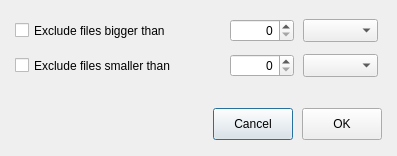
Old version of the form Source/MEGASync/gui/linux/SizeLimitDialog.ui in the repository meganz/MEGAsync.
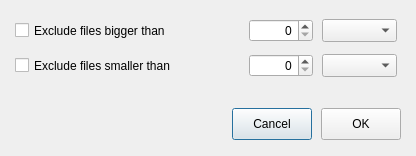
New version of the form.

```diff
--- a/Source/MEGASync/gui/linux/SizeLimitDialog.ui
+++ b/Source/MEGASync/gui/linux/SizeLimitDialog.ui
@@ -6,7 +6,7 @@
    <rect>
     <x>0</x>
     <y>0</y>
-    <width>397</width>
+    <width>416</width>
     <height>156</height>
    </rect>
   </property>
@@ -18,13 +18,13 @@
   </property>
   <property name="minimumSize">
    <size>
-    <width>397</width>
+    <width>416</width>
     <height>156</height>
    </size>
   </property>
   <property name="maximumSize">
    <size>
-    <width>397</width>
+    <width>416</width>
     <height>156</height>
    </size>
   </property>
@@ -90,13 +90,13 @@
         </property>
         <property name="minimumSize">
          <size>
-          <width>200</width>
+          <width>219</width>
           <height>0</height>
          </size>
         </property>
         <property name="maximumSize">
          <size>
-          <width>200</width>
+          <width>219</width>
           <height>200</height>
          </size>
         </property>
@@ -169,14 +169,14 @@
         </property>
         <property name="minimumSize">
          <size>
-          <width>200</width>
+          <width>219</width>
           <height>0</height>
          </size>
         </property>
         <property name="maximumSize">
          <size>
-          <width>187</width>
           <height>200</height>
+          <width>219</width>
          </size>
         </property>
         <property name="text">
```
